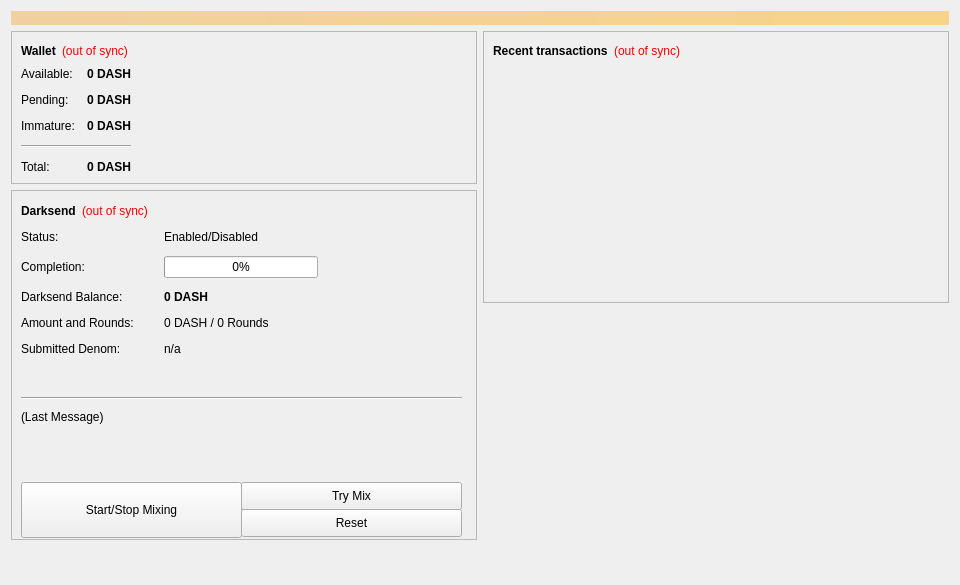
Old version of the form src/qt/forms/overviewpage.ui in the repository mabtcoin/chaincoin.
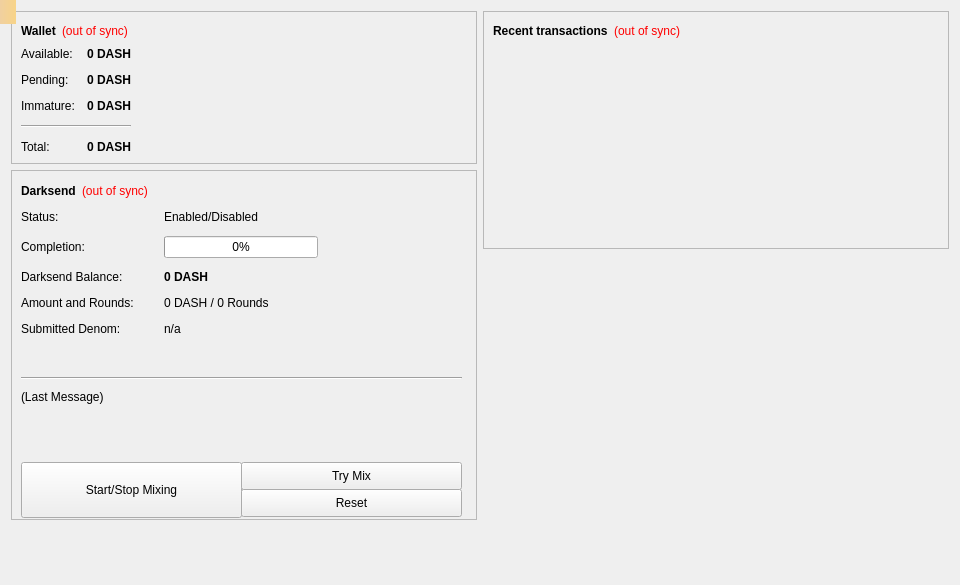
New version of the form.

Commit message: Changed layout. Added Label »logo«. Can be set via stylesheet.

```diff
--- a/src/qt/forms/overviewpage.ui
+++ b/src/qt/forms/overviewpage.ui
@@ -21,23 +21,7 @@
   </property>
   <layout class="QVBoxLayout" name="topLayout">
    <item>
-    <widget class="QLabel" name="labelAlerts">
-     <property name="visible">
-      <bool>false</bool>
-     </property>
-     <property name="styleSheet">
-      <string notr="true">background-color: qlineargradient(x1: 0, y1: 0, x2: 1, y2: 0, stop:0 #F0D0A0, stop:1 #F8D488); color:#000000;</string>
-     </property>
-     <property name="wordWrap">
-      <bool>true</bool>
-     </property>
-     <property name="margin">
-      <number>3</number>
-     </property>
-    </widget>
-   </item>
-   <item>
-    <layout class="QHBoxLayout" name="horizontalLayout" stretch="1,1">
+    <layout class="QHBoxLayout" name="horizontalLayout_7">
      <item>
       <layout class="QVBoxLayout" name="verticalLayout_2">
        <item>
@@ -927,7 +911,7 @@
            <string>Reset</string>
           </property>
          </widget>
-         <widget class="QWidget" name="">
+         <widget class="QWidget" name="layoutWidget">
           <property name="geometry">
            <rect>
             <x>10</x>
@@ -999,6 +983,8 @@
       </layout>
      </item>
      <item>
+      <layout class="QVBoxLayout" name="verticalLayout_5">
+       <item>
       <layout class="QVBoxLayout" name="verticalLayout_3">
        <item>
         <widget class="QFrame" name="frame_2">
@@ -1086,9 +1072,79 @@
        </item>
       </layout>
      </item>
-    </layout>
-   </item>
-  </layout>
+       <item>
+        <layout class="QHBoxLayout" name="horizontalLayout_6">
+         <item>
+          <layout class="QHBoxLayout" name="horizontalLayout">
+           <item>
+            <spacer name="horizontalSpacer_5">
+             <property name="orientation">
+              <enum>Qt::Horizontal</enum>
+             </property>
+             <property name="sizeHint" stdset="0">
+              <size>
+               <width>40</width>
+               <height>20</height>
+              </size>
+             </property>
+            </spacer>
+           </item>
+          </layout>
+         </item>
+         <item>
+          <widget class="QLabel" name="logo">
+           <property name="minimumSize">
+            <size>
+             <width>128</width>
+             <height>128</height>
+            </size>
+           </property>
+           <property name="maximumSize">
+            <size>
+             <width>128</width>
+             <height>128</height>
+            </size>
+           </property>
+           <property name="text">
+            <string/>
+           </property>
+           <property name="scaledContents">
+            <bool>false</bool>
+           </property>
+           <property name="wordWrap">
+            <bool>false</bool>
+           </property>
+          </widget>
+         </item>
+        </layout>
+       </item>
+      </layout>
+     </item>
+    </layout>
+   </item>
+  </layout>
+  <widget class="QLabel" name="labelAlerts">
+   <property name="geometry">
+    <rect>
+     <x>0</x>
+     <y>0</y>
+     <width>16</width>
+     <height>24</height>
+    </rect>
+   </property>
+   <property name="visible">
+    <bool>false</bool>
+   </property>
+   <property name="styleSheet">
+    <string notr="true">background-color: qlineargradient(x1: 0, y1: 0, x2: 1, y2: 0, stop:0 #F0D0A0, stop:1 #F8D488); color:#000000;</string>
+   </property>
+   <property name="wordWrap">
+    <bool>true</bool>
+   </property>
+   <property name="margin">
+    <number>3</number>
+   </property>
+  </widget>
  </widget>
  <resources/>
  <connections/>
```
Left out of the diff: 8 changed lines with no effect on the pictures. Lines whose indentation alone changed are shown as unchanged.
